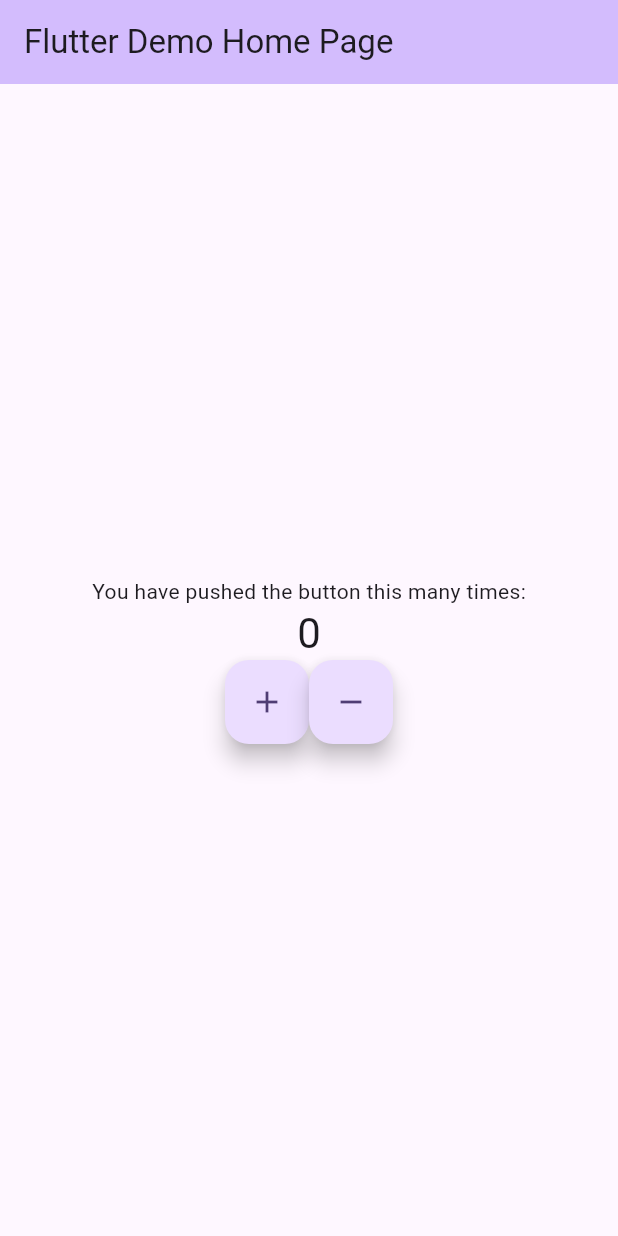
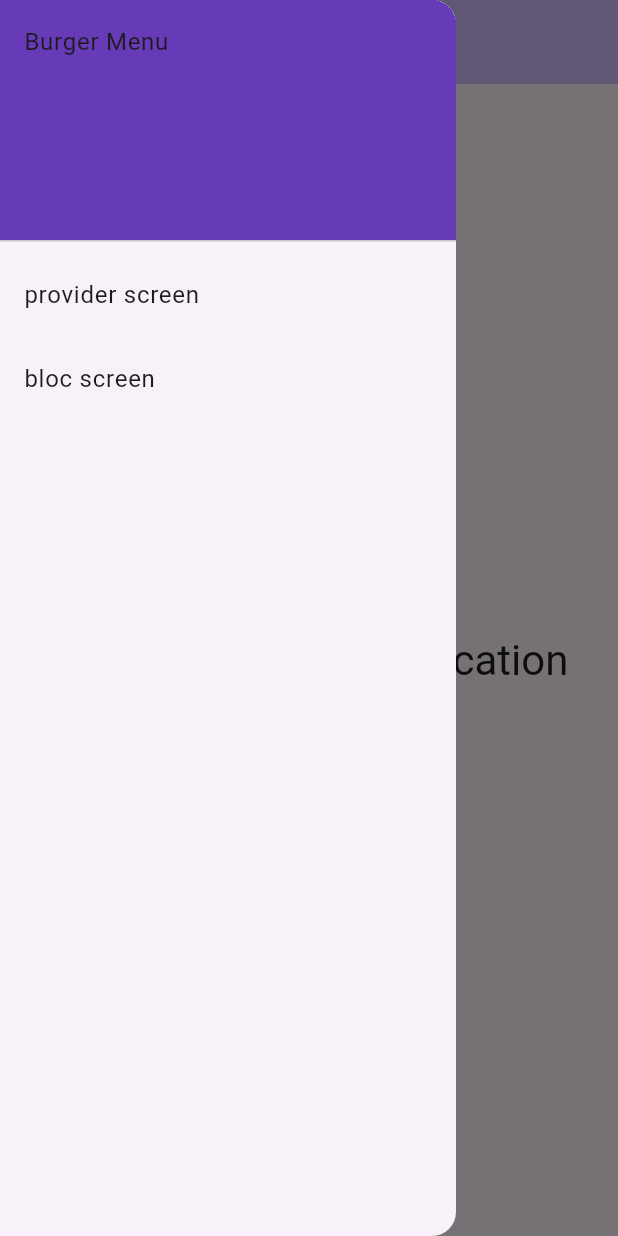
Before and after one commit to SimonOnyszczakHansen/FlutterProvider, a Flutter app: the screen it shows after launch, with the side drawer open (before the commit the screen has no drawer), on a phone screen of 412 x 824 dp. Run offline on Flutter 3.47's test engine with Material 3 defaults, Android fonts, the phone set to English and light mode, and no system bars; our stand-ins replace go_router.

Commit message:
Added working routes for the burger menu 😎

```diff
--- a/lib/main.dart
+++ b/lib/main.dart
@@ -1,6 +1,8 @@
 import 'package:flutter/material.dart';
 import 'package:flutter_application_1/providers/counter_provider.dart'; // Import the CounterProvider
-import 'package:provider/provider.dart'; // Import the provider package
+import 'package:provider/provider.dart';
+import 'package:go_router/go_router.dart';
+import 'package:flutter_application_1/provider_page.dart';
 
 void main() {
   runApp(
@@ -12,22 +14,41 @@ void main() {
   );
 }
 
+final GoRouter _router = GoRouter(
+  routes: <RouteBase>[
+    GoRoute(
+      path: '/',
+      builder: (BuildContext context, GoRouterState state) {
+        return const MyHomePage(title: 'Flutter Demo');
+      }
+    ),
+    GoRoute(
+      path: '/provider_page',
+      builder: (BuildContext context, GoRouterState state) {
+        return const MyProviderPage(title: 'Provider Page');
+      }
+      ),
+  ]
+);
+
 class MyApp extends StatelessWidget {
   const MyApp({super.key});
 
-  // This widget is the root of your application.
   @override
   Widget build(BuildContext context) {
-    return MaterialApp(
+    return MaterialApp.router(
       title: 'Flutter Demo',
       theme: ThemeData(
         colorScheme: ColorScheme.fromSeed(seedColor: Colors.deepPurple),
         useMaterial3: true,
       ),
-      home: const MyHomePage(title: 'Flutter Demo Home Page'), // The home page of the app
+      routerDelegate: _router.routerDelegate,
+      routeInformationParser: _router.routeInformationParser,
+      routeInformationProvider: _router.routeInformationProvider,
     );
   }
 }
+
 
 class MyHomePage extends StatefulWidget {
   const MyHomePage({super.key, required this.title});
@@ -41,50 +62,38 @@ class MyHomePage extends StatefulWidget {
 class _MyHomePageState extends State<MyHomePage> {
   @override
   Widget build(BuildContext context) {
-    // Uses Provider to get the current instance of CounterProvider
-    final counterProvider = Provider.of<CounterProvider>(context);
-
+    // Simpler UI with just a "Welcome" message
     return Scaffold(
       appBar: AppBar(
         backgroundColor: Theme.of(context).colorScheme.inversePrimary,
-        title: Text(widget.title),
+        title: Text(widget.title), // Uses the title passed to MyHomePage
+      ),
+      drawer: Drawer(
+        child: ListView(
+          padding: EdgeInsets.zero,
+          children: <Widget>[
+            const DrawerHeader(
+              decoration: BoxDecoration(
+                color: Colors.deepPurple,
+              ),
+              child: Text('Burger Menu'),
+            ),
+            ListTile(
+              title: const Text('provider screen'),
+              onTap: () => context.go('/provider_page')
+            ),
+            ListTile(
+              title: const Text('bloc screen'),
+              onTap: () {
+              },
+            ),
+          ],
+        ),
       ),
       body: Center(
-        child: Column(
-          mainAxisAlignment: MainAxisAlignment.center,
-          children: <Widget>[
-            const Text(
-              'You have pushed the button this many times:',
-            ),
-            Text(
-              '${counterProvider.counter}', // Displays the counter value from CounterProvider
-              style: Theme.of(context).textTheme.headlineMedium,
-            ),
-            Row(
-              mainAxisAlignment: MainAxisAlignment.center,
-              children: [
-                FloatingActionButton(
-                    onPressed: () {
-                      counterProvider.incrementCounter(); // Increments the counter
-                      // Shows a SnackBar every 3 presses
-                      if (counterProvider.counter % 3 == 0) {
-                        final snackBar = SnackBar(
-                          content: Text('This is the ${counterProvider.counter} press'),
-                          duration: const Duration(seconds: 1),
-                        );
-                        ScaffoldMessenger.of(context).showSnackBar(snackBar);
-                      }
-                    },
-                    tooltip: 'Increment',
-                    child: const Icon(Icons.add)),
-                FloatingActionButton(
-                  onPressed: counterProvider.decrementCounter, // Decrements the counter
-                  tooltip: 'Decrement',
-                  child: const Icon(Icons.remove),
-                )
-              ],
-            )
-          ],
+        child: Text(
+          'Welcome To My Application',
+          style: Theme.of(context).textTheme.headlineMedium,
         ),
       ),
     );
--- a/pubspec.yaml
+++ b/pubspec.yaml
@@ -36,6 +36,7 @@ dependencies:
   # Use with the CupertinoIcons class for iOS style icons.
   cupertino_icons: ^1.0.2
   provider: ^6.1.2
+  go_router: ^13.2.0
 
 dev_dependencies:
   flutter_test:
```
Also changed, not shown: lib/provider_page.dart (added, +114 -0 lines), pubspec.lock.
